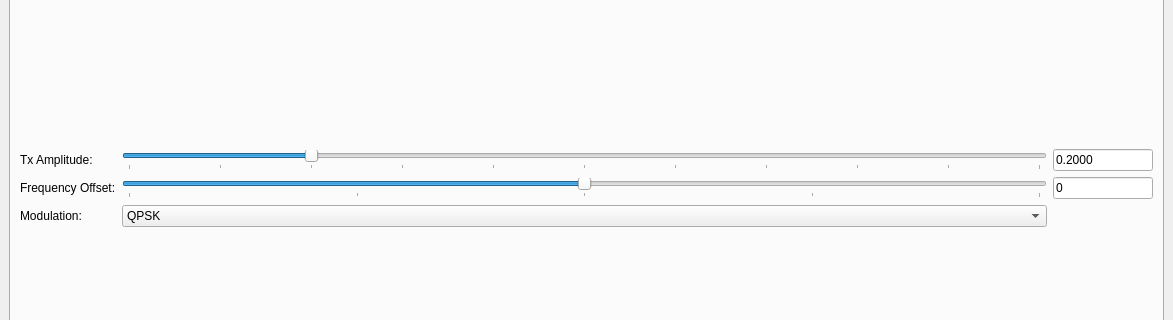
Above: apps/gui/ofdm_rx_gui_window.ui from rwth-ti/gr-ofdm before the change; both pictures show x 0 to 1173 and y 282 to 602 of the 1173 by 699 pixel window. Below: the same form after it.
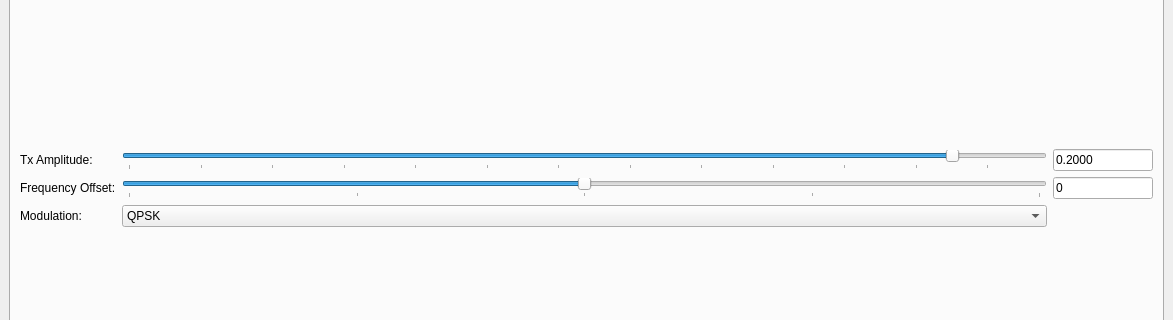
That is the form after the change. Custom widgets are drawn as their Qt base class.

Commit message: Adds logarithmic slider for amplitdue and BER and fix matlab script.

```diff
--- a/apps/gui/ofdm_rx_gui_window.ui
+++ b/apps/gui/ofdm_rx_gui_window.ui
@@ -221,19 +221,22 @@
           <item row="0" column="1">
            <widget class="QSlider" name="horizontalSliderAmplitude">
             <property name="maximum">
-             <number>10000</number>
+             <number>12720</number>
+            </property>
+            <property name="minimum">
+             <number>-1</number>
             </property>
             <property name="singleStep">
              <number>10</number>
             </property>
             <property name="pageStep">
-             <number>10</number>
+             <number>1</number>
             </property>
             <property name="value">
-             <number>2000</number>
+             <number>11505</number>
             </property>
             <property name="sliderPosition">
-             <number>2000</number>
+             <number>11505</number>
             </property>
             <property name="orientation">
              <enum>Qt::Horizontal</enum>
```
Left out of the diff: 12 changed lines with no effect on the pictures. The commit also changes 3 other files.
